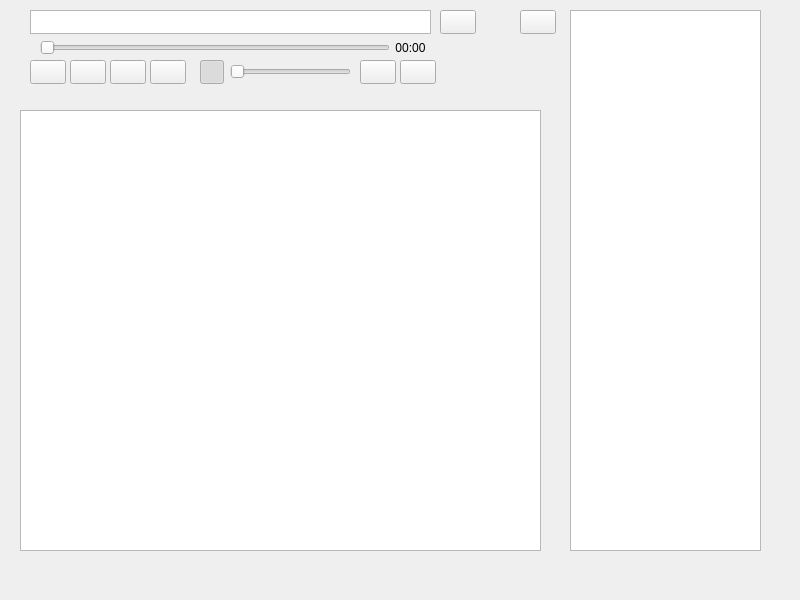
Above: mainwindow.ui from nemcica/musicplayer before the change. Below: the same form after it.
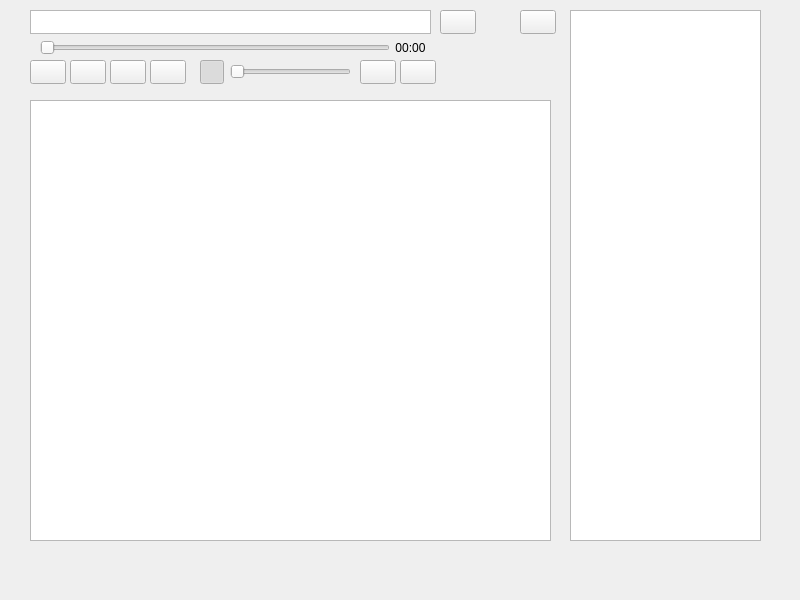
That is the form after the change. Icons and pictures are not drawn.

What changed in the file:
```diff
--- a/mainwindow.ui
+++ b/mainwindow.ui
@@ -77,8 +77,8 @@
    <widget class="QTableWidget" name="artistsongdisplay">
     <property name="geometry">
      <rect>
-      <x>20</x>
-      <y>110</y>
+      <x>30</x>
+      <y>100</y>
       <width>521</width>
       <height>441</height>
      </rect>
@@ -202,7 +202,7 @@
       <x>570</x>
       <y>10</y>
       <width>191</width>
-      <height>541</height>
+      <height>531</height>
      </rect>
     </property>
    </widget>
```
